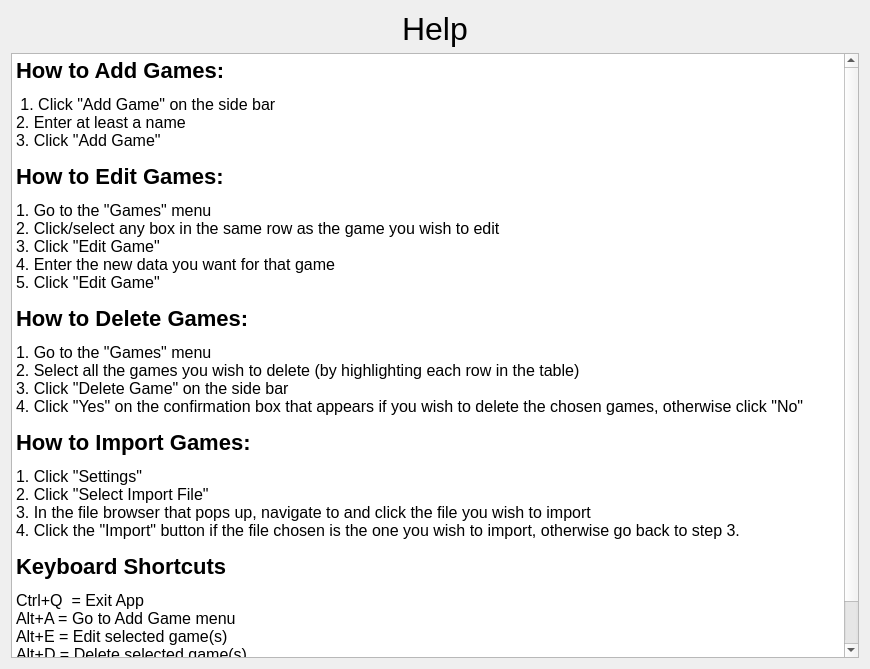
invigoratedcat/CMSC437, file Unitracker/resources/help.ui: the form before one commit.
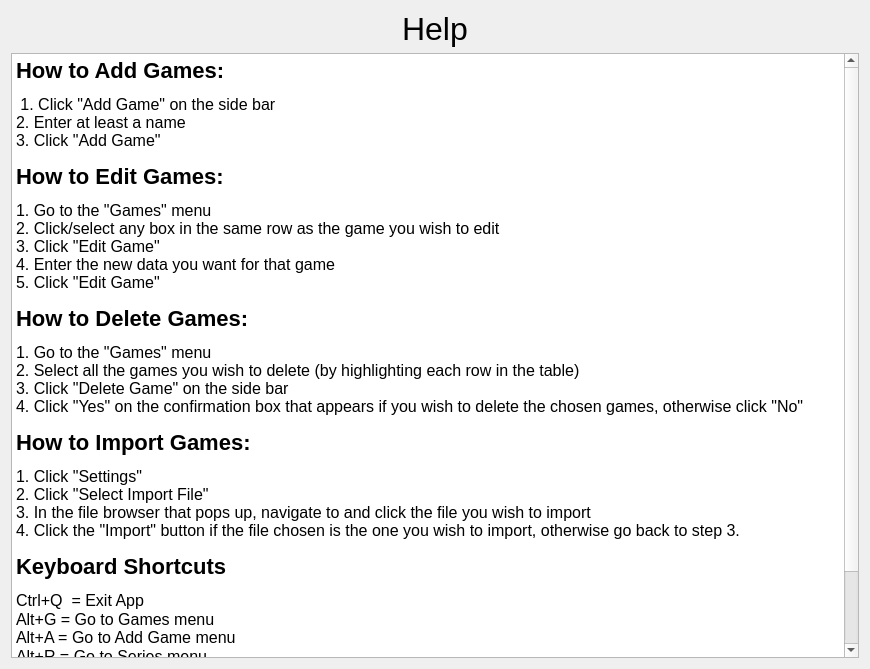
The form after the commit.

Commit message: Fixed sqlite import; finished implementing json import/export; added series menu and shortcut; cleaned up some code

Patch:
```diff
--- a/Unitracker/resources/help.ui
+++ b/Unitracker/resources/help.ui
@@ -47,7 +47,9 @@
 &lt;h3 style=&quot; margin-top:14px; margin-bottom:12px; margin-left:0px; margin-right:0px; -qt-block-indent:0; text-indent:0px;&quot;&gt;&lt;span style=&quot; font-size:12pt; font-weight:600;&quot;&gt;How to Import Games:&lt;/span&gt;&lt;/h3&gt;
 &lt;p style=&quot; margin-top:0px; margin-bottom:0px; margin-left:0px; margin-right:0px; -qt-block-indent:0; text-indent:0px;&quot;&gt;&lt;span style=&quot; font-size:12pt;&quot;&gt;1. Click &amp;quot;Settings&amp;quot;&lt;br /&gt;2. Click &amp;quot;Select Import File&amp;quot;&lt;br /&gt;3. In the file browser that pops up, navigate to and click the file you wish to import&lt;br /&gt;4. Click the &amp;quot;Import&amp;quot; button if the file chosen is the one you wish to import, otherwise go back to step 3.&lt;/span&gt;&lt;/p&gt;
 &lt;h3 style=&quot; margin-top:14px; margin-bottom:12px; margin-left:0px; margin-right:0px; -qt-block-indent:0; text-indent:0px;&quot;&gt;&lt;span style=&quot; font-size:12pt; font-weight:600;&quot;&gt;Keyboard Shortcuts&lt;/span&gt;&lt;/h3&gt;
-&lt;p style=&quot; margin-top:0px; margin-bottom:0px; margin-left:0px; margin-right:0px; -qt-block-indent:0; text-indent:0px;&quot;&gt;&lt;span style=&quot; font-size:12pt;&quot;&gt;Ctrl+Q  = Exit App&lt;br /&gt;Alt+A = Go to Add Game menu&lt;br /&gt;Alt+E = Edit selected game(s)&lt;br /&gt;Alt+D = Delete selected game(s)&lt;br /&gt;Alt+S = Go to Settings menu&lt;br /&gt;Alt+H = Go to Help menu&lt;/span&gt;&lt;/p&gt;&lt;/body&gt;&lt;/html&gt;</string>
+&lt;p style=&quot; margin-top:0px; margin-bottom:0px; margin-left:0px; margin-right:0px; -qt-block-indent:0; text-indent:0px;&quot;&gt;&lt;span style=&quot; font-size:12pt;&quot;&gt;Ctrl+Q  = Exit App&lt;/span&gt;&lt;/p&gt;
+&lt;p style=&quot; margin-top:0px; margin-bottom:0px; margin-left:0px; margin-right:0px; -qt-block-indent:0; text-indent:0px;&quot;&gt;&lt;span style=&quot; font-size:12pt;&quot;&gt;Alt+G = Go to Games menu&lt;br /&gt;Alt+A = Go to Add Game menu&lt;/span&gt;&lt;/p&gt;
+&lt;p style=&quot; margin-top:0px; margin-bottom:0px; margin-left:0px; margin-right:0px; -qt-block-indent:0; text-indent:0px;&quot;&gt;&lt;span style=&quot; font-size:12pt;&quot;&gt;Alt+R = Go to Series menu&lt;br /&gt;Alt+E = Edit selected game(s)&lt;br /&gt;Alt+D = Delete selected game(s)&lt;br /&gt;Alt+S = Go to Settings menu&lt;br /&gt;Alt+H = Go to Help menu&lt;/span&gt;&lt;/p&gt;&lt;/body&gt;&lt;/html&gt;</string>
      </property>
     </widget>
    </item>
```
The commit also changes 4 other files.
